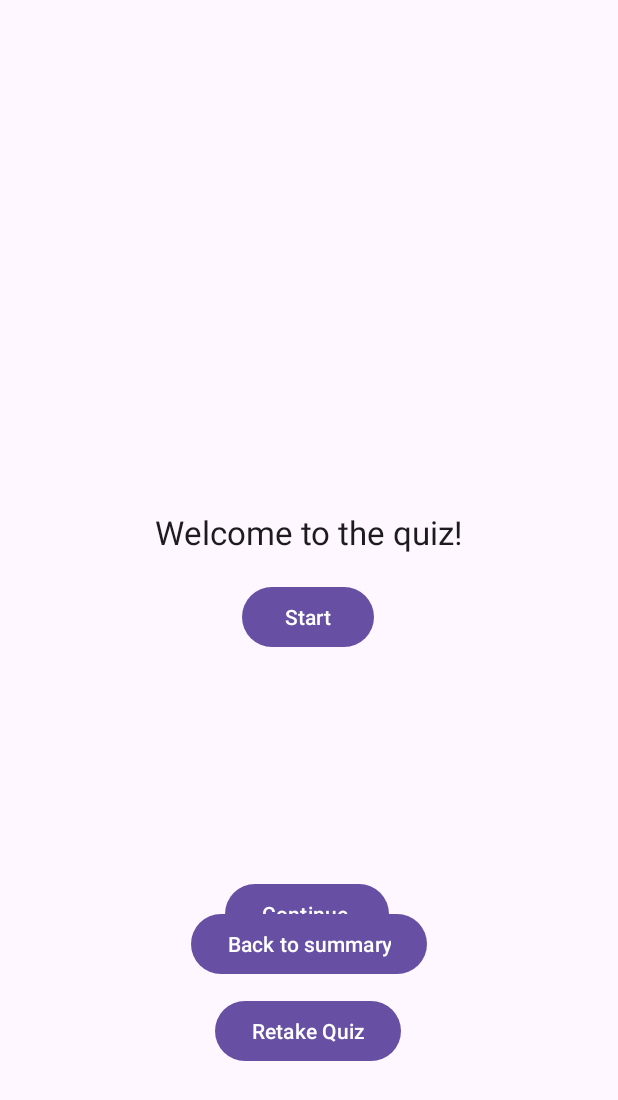
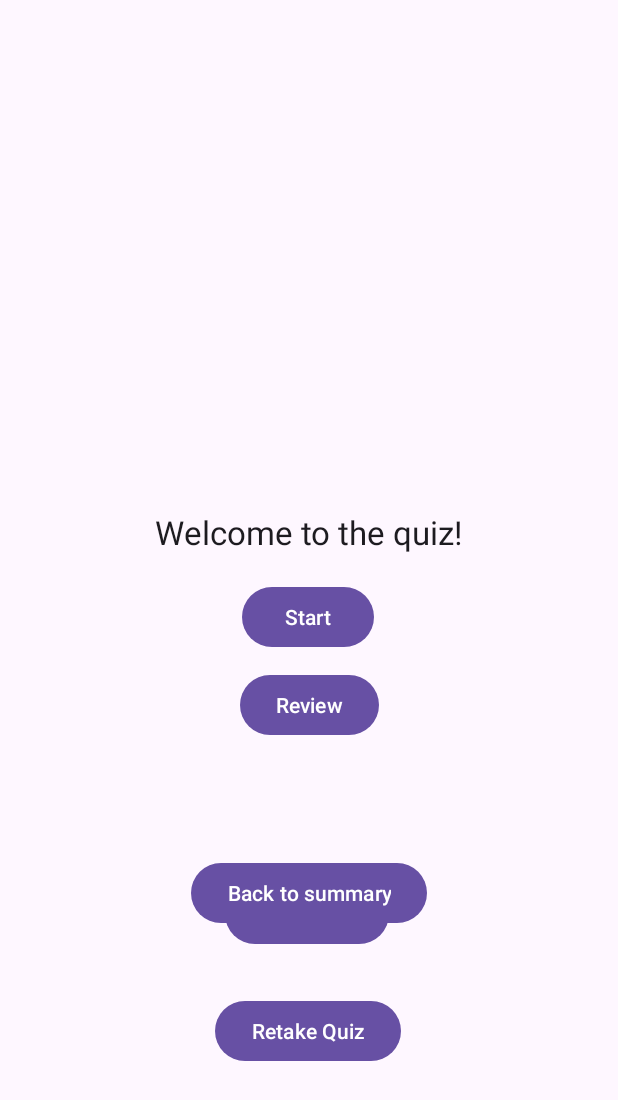
Before and after one commit to ben11norton/AndriodAppAssignment2, an Android app: the layout activity_main.xml on its own in the app's theme, with its tools: preview values and no code run, on a phone screen of 412 x 824 dp. Shown: the top 1100 px of the screen. Run offline under Robolectric (Android 15) with nearby library versions, the phone set to English and light mode, and no system bars.

```diff
--- a/app/src/main/res/layout/activity_main.xml
+++ b/app/src/main/res/layout/activity_main.xml
@@ -138,10 +138,9 @@
         android:text="Review"
         app:layout_constraintBottom_toBottomOf="parent"
         app:layout_constraintEnd_toEndOf="parent"
-        app:layout_constraintHorizontal_bias="0.49"
         app:layout_constraintStart_toStartOf="parent"
         app:layout_constraintTop_toTopOf="parent"
-        app:layout_constraintVertical_bias="0.78" />
+        app:layout_constraintVertical_bias="0.575" />
 
     <Button
         android:id="@+id/backToSummaryButton"
@@ -152,6 +151,6 @@
         app:layout_constraintEnd_toEndOf="parent"
         app:layout_constraintStart_toStartOf="parent"
         app:layout_constraintTop_toTopOf="parent"
-        app:layout_constraintVertical_bias="0.78" />
+        app:layout_constraintVertical_bias="0.736" />
 
 </androidx.constraintlayout.widget.ConstraintLayout>
```
Also changed, not shown: app/src/main/java/com/example/andriodappassignment2/MainActivity.kt (+6 -1 lines).
